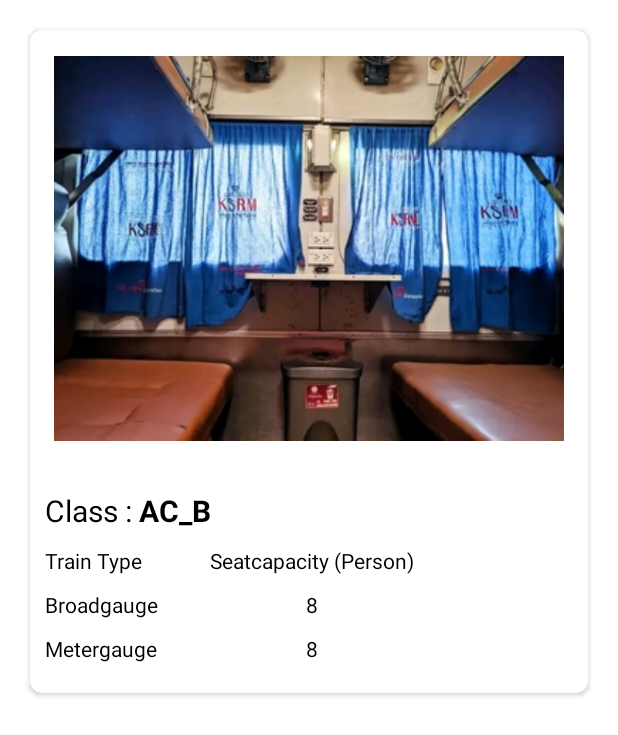
After one commit to mahadi-cse/Software-Development-II, an Android app: the layout coach_view.xml on its own in the app's theme, with its tools: preview values and no code run, on a phone screen of 412 x 824 dp. The commit adds this screen. Shown: the top 735 px of the screen. Run offline under Robolectric (Android 15) with nearby library versions, the phone set to English and light mode, and no system bars.

Commit message:
Coach view Completed

```diff
--- a/app/build.gradle
+++ b/app/build.gradle
@@ -47,4 +47,6 @@ dependencies {
     androidTestImplementation 'androidx.test.espresso:espresso-core:3.4.0'
     implementation platform('com.google.firebase:firebase-bom:31.0.0')
     implementation 'androidx.cardview:cardview:1.0.0'
+    implementation 'com.github.bumptech.glide:glide:4.14.2'
+    annotationProcessor 'com.github.bumptech.glide:compiler:4.14.2'
 }
--- a/app/src/main/java/com/example/bangladeshrailway/MainActivity2.java
+++ b/app/src/main/java/com/example/bangladeshrailway/MainActivity2.java
@@ -25,6 +25,7 @@ import com.google.firebase.auth.FirebaseAuth;
 public class MainActivity2 extends AppCompatActivity {
 
     BottomNavigationView bottomNavigationView;
+
     @SuppressLint("NonConstantResourceId")
     @Override
     public boolean onOptionsItemSelected(@NonNull MenuItem item) {
--- a/app/src/main/java/com/example/bangladeshrailway/MyAdapter.java
+++ b/app/src/main/java/com/example/bangladeshrailway/MyAdapter.java
@@ -17,7 +17,6 @@ import java.util.ArrayList;
 
 public class MyAdapter extends RecyclerView.Adapter<MyAdapter.Myviewholder>
 {
-    int temp;
     ArrayList<Model> datalist;
     private itemClickListener itemClickListener;
 
--- /dev/null
+++ b/app/src/main/res/layout/coach_view.xml
@@ -0,0 +1,131 @@
+<?xml version="1.0" encoding="utf-8"?>
+<androidx.cardview.widget.CardView xmlns:android="http://schemas.android.com/apk/res/android"
+    android:layout_width="match_parent"
+    android:layout_height="wrap_content"
+    xmlns:app="http://schemas.android.com/apk/res-auto"
+    android:layout_margin="20dp"
+    android:clickable="true"
+    android:foreground="?attr/selectableItemBackground"
+    app:cardCornerRadius="8dp"
+    android:focusable="true">
+
+   <RelativeLayout
+       android:layout_width="match_parent"
+       android:layout_height="match_parent">
+
+       <ImageView
+           android:id="@+id/coach_image"
+           android:layout_width="340dp"
+           android:layout_height="271dp"
+           android:layout_centerHorizontal="true"
+           android:layout_marginTop="10dp"
+           android:layout_marginBottom="20dp"
+           android:contentDescription="@string/todo"
+           android:src="@drawable/ac_s" />
+
+       <TextView
+           android:id="@+id/class_initialize"
+           android:layout_width="wrap_content"
+           android:layout_height="wrap_content"
+           android:layout_below="@id/coach_image"
+           android:layout_marginLeft="10dp"
+           android:layout_marginTop="5dp"
+           android:text="Class : "
+           android:textColor="@color/black"
+           android:textSize="20sp" />
+
+       <TextView
+           android:id="@+id/class_tittle"
+           android:layout_width="wrap_content"
+           android:layout_height="wrap_content"
+           android:layout_below="@id/coach_image"
+           android:layout_marginTop="5dp"
+           android:layout_toEndOf="@id/class_initialize"
+           android:text="AC_B"
+           android:textColor="@color/black"
+           android:textSize="20sp"
+           android:textStyle="bold" />
+            <RelativeLayout
+                android:layout_marginBottom="20dp"
+                android:layout_marginLeft="10dp"
+                android:layout_marginTop="10dp"
+                android:layout_width="wrap_content"
+                android:layout_height="wrap_content"
+                android:id="@+id/relativeseatcapacity"
+                android:layout_below="@id/class_initialize">
+
+                <TextView
+                    android:id="@+id/traintype"
+                    android:layout_width="wrap_content"
+                    android:layout_height="wrap_content"
+                    android:text="Train Type "
+                    android:textColor="@color/black" />
+
+                <TextView
+                    android:layout_width="wrap_content"
+                    android:layout_height="wrap_content"
+                    android:id="@+id/broadgaugeinitiazle"
+                    android:layout_below="@+id/traintype"
+                    android:layout_marginTop="10dp"
+                    android:text="Broadgauge"
+                    android:textColor="@color/black"
+                    />
+
+
+                <TextView
+                    android:layout_width="wrap_content"
+                    android:layout_height="wrap_content"
+                    android:id="@+id/metergaugeinitiazle"
+                    android:layout_below="@+id/broadgaugeinitiazle"
+                    android:layout_marginTop="10dp"
+                    android:text="Metergauge"
+                    android:textColor="@color/black"
+                    />
+
+                </RelativeLayout>
+
+       <RelativeLayout
+           android:layout_marginTop="10dp"
+           android:layout_width="wrap_content"
+           android:layout_height="wrap_content"
+           android:layout_marginStart="100dp"
+           android:layout_below="@id/class_tittle">
+
+           <TextView
+               android:id="@+id/seatcapacity"
+               android:layout_width="wrap_content"
+               android:layout_height="wrap_content"
+               android:layout_centerHorizontal="true"
+               android:layout_marginLeft="40dp"
+               android:text="Seatcapacity (Person)"
+               android:textColor="@color/black" />
+
+           <TextView
+               android:layout_marginStart="65dp"
+               android:layout_width="wrap_content"
+               android:layout_height="wrap_content"
+               android:id="@+id/broadgaugecapasity"
+               android:layout_centerHorizontal="true"
+               android:layout_below="@+id/seatcapacity"
+               android:layout_marginTop="10dp"
+               android:text="8"
+               android:textColor="@color/black"
+               />
+
+           <TextView
+               android:layout_marginStart="65dp"
+               android:layout_width="wrap_content"
+               android:layout_height="wrap_content"
+               android:id="@+id/metercapasity"
+               android:layout_centerHorizontal="true"
+               android:layout_below="@+id/broadgaugecapasity"
+               android:layout_marginTop="10dp"
+               android:text="8"
+               android:textColor="@color/black"
+               />
+
+       </RelativeLayout>
+
+
+   </RelativeLayout>
+</androidx.cardview.widget.CardView>
--- a/app/src/main/res/layout/item_train.xml
+++ b/app/src/main/res/layout/item_train.xml
@@ -108,12 +108,12 @@
 
 
         <RelativeLayout
-            android:layout_marginBottom="15dp"
             android:id="@+id/className"
             android:layout_width="wrap_content"
             android:layout_height="wrap_content"
             android:layout_below="@id/deparaturetime"
-            android:layout_marginTop="30dp">
+            android:layout_marginTop="30dp"
+            android:layout_marginBottom="15dp">
 
             <TextView
                 android:id="@+id/classInitialize"
```
Also changed, not shown: app/src/main/java/com/example/bangladeshrailway/CoachView.java (+47 -1 lines), app/src/main/java/com/example/bangladeshrailway/CoachViewAdapter.java (added, +64 -0 lines), app/src/main/java/com/example/bangladeshrailway/CoachViewModel.java (added, +47 -0 lines), app/src/main/res/layout/activity_coach_view.xml (+9 -2 lines), app/src/main/res/drawable/ac_s.jpg (added).
